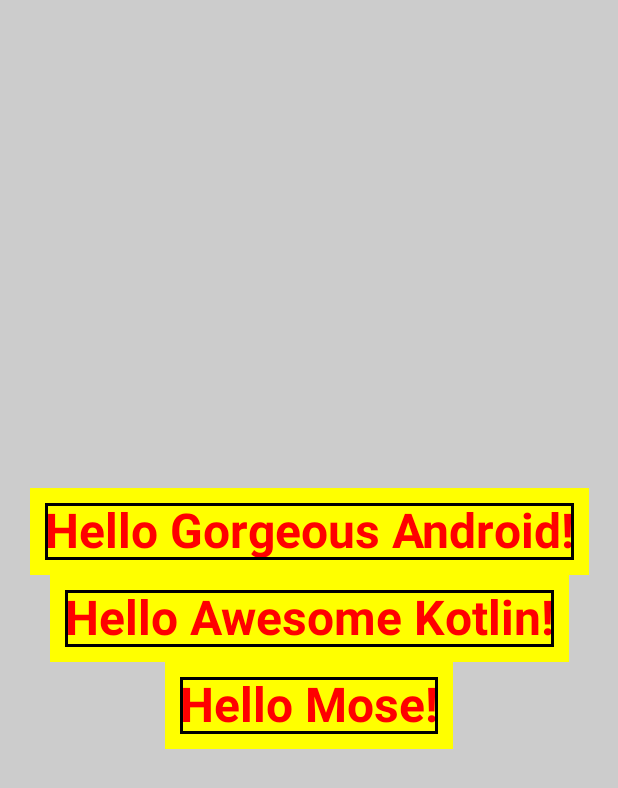
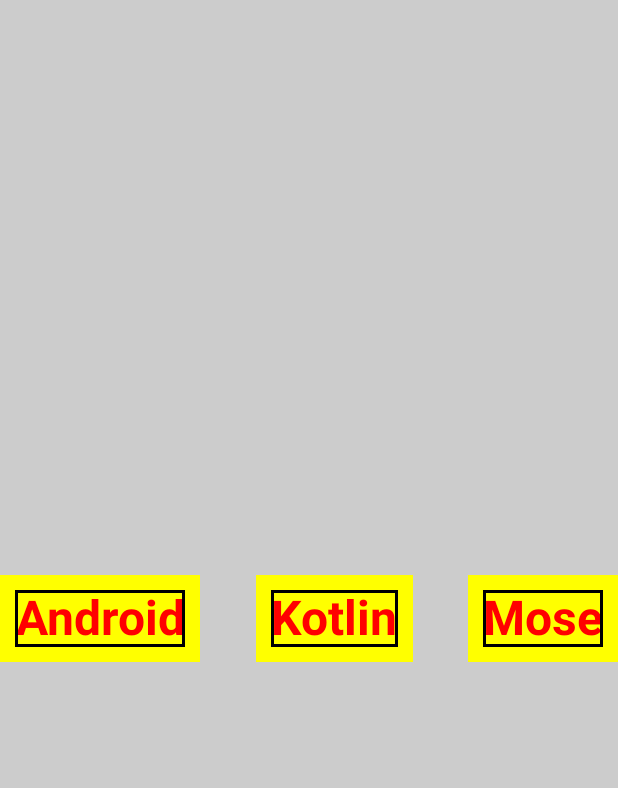
Before and after one commit to K-Mose/JetpackComposeFundamentals, an Android app built with Jetpack Compose: the screen it shows after launch (MainActivity), on a phone screen of 412 x 824 dp. Shown: the top 788 px of the screen. Run offline under Robolectric (Android 15) with nearby library versions, the phone set to English and light mode, and no system bars.

Commit message:
Layout - Row

```diff
--- a/app/src/main/java/com/kmose/jetpackcomposefundamentals/MainActivity.kt
+++ b/app/src/main/java/com/kmose/jetpackcomposefundamentals/MainActivity.kt
@@ -24,16 +24,16 @@ class MainActivity : ComponentActivity() {
     override fun onCreate(savedInstanceState: Bundle?) {
         super.onCreate(savedInstanceState)
         setContent {
-            Column (
+            Row (
                 modifier = Modifier
                     .background(color = Color.LightGray)
                     .fillMaxSize()
                     .fillMaxHeight(),
-                verticalArrangement = Arrangement.Center,
-                horizontalAlignment = Alignment.CenterHorizontally
+                horizontalArrangement = Arrangement.SpaceBetween,
+                verticalAlignment = Alignment.CenterVertically
             ) {
-                Greeting("Gorgeous Android")
-                Greeting("Awesome Kotlin")
+                Greeting("Android")
+                Greeting("Kotlin")
                 Greeting("Mose")
             }
         }
@@ -45,7 +45,7 @@ class MainActivity : ComponentActivity() {
 fun Greeting(name: String) {
     // Jetpack Compose Function - like UI Widget in xml
     Text(
-        text = "Hello $name!",
+        text = name,
         fontSize = 32.sp,
         fontWeight = FontWeight.Bold,
         color = Color.Red,
```
